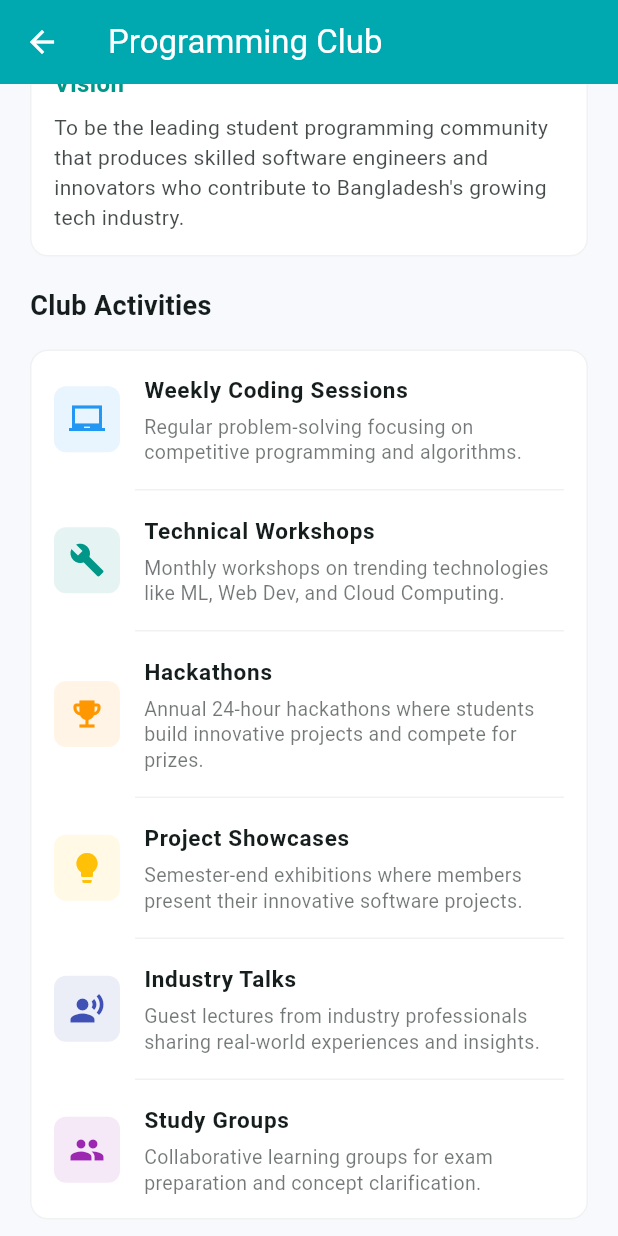
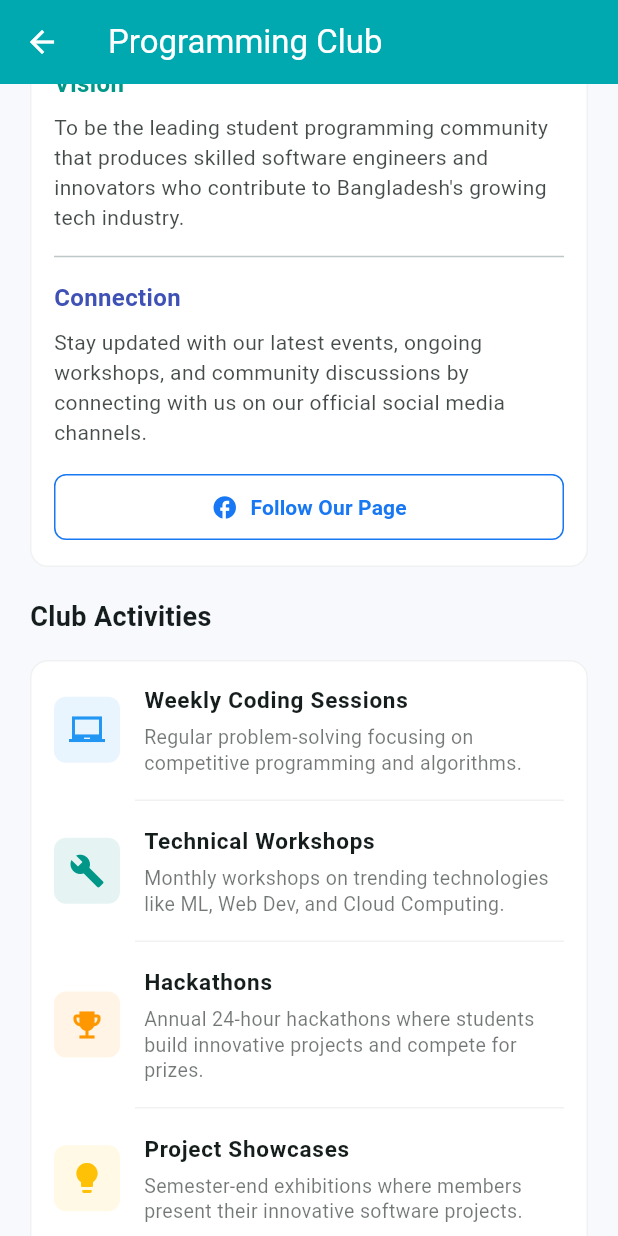
Before and after one commit to ImranHasan13421/ShEC-CSE, a Flutter app: the ClubScreen screen opened directly, scrolled down 576 dp, on a phone screen of 412 x 824 dp. Run offline on Flutter 3.47's test engine with Material 3 defaults, Android fonts, the phone set to English and light mode, and no system bars; our stand-ins replace image_cropper, image_picker.

Commit message:
Updating Screens

```diff
--- a/lib/screens/club_screen.dart
+++ b/lib/screens/club_screen.dart
@@ -1,7 +1,15 @@
 import 'package:flutter/material.dart';
+import 'package:url_launcher/url_launcher.dart';
 
 class ClubScreen extends StatelessWidget {
   const ClubScreen({super.key});
+
+  Future<void> _launchURL(String urlString) async {
+    final Uri url = Uri.parse(urlString);
+    if (!await launchUrl(url, mode: LaunchMode.externalApplication)) {
+      debugPrint('Could not launch $urlString');
+    }
+  }
 
   @override
   Widget build(BuildContext context) {
@@ -91,12 +99,13 @@ class ClubScreen extends StatelessWidget {
         child: Column(
           crossAxisAlignment: CrossAxisAlignment.start,
           children: [
-            const Text('Mission', style: TextStyle(fontSize: 16, fontWeight: FontWeight.bold, color: Colors.blue)),
+            const Text('Mission', style: TextStyle(fontSize: 16, fontWeight: FontWeight.bold, color: Colors.redAccent)),
             const SizedBox(height: 8),
             Text(
               'To create a collaborative learning environment where students can develop their technical skills, work on innovative projects, and prepare for successful careers in technology.',
               style: TextStyle(color: colors.onSurface.withOpacity(0.8), height: 1.4),
             ),
+
             const Divider(height: 32),
             const Text('Vision', style: TextStyle(fontSize: 16, fontWeight: FontWeight.bold, color: Colors.teal)),
             const SizedBox(height: 8),
@@ -104,8 +113,34 @@ class ClubScreen extends StatelessWidget {
               "To be the leading student programming community that produces skilled software engineers and innovators who contribute to Bangladesh's growing tech industry.",
               style: TextStyle(color: colors.onSurface.withOpacity(0.8), height: 1.4),
             ),
-          ],
-        ),
+
+            const Divider(height: 32),
+            const Text('Connection', style: TextStyle(fontSize: 16, fontWeight: FontWeight.bold, color: Colors.indigo)),
+            const SizedBox(height: 8),
+            Text(
+            "Stay updated with our latest events, ongoing workshops, and community discussions by connecting with us on our official social media channels.",
+            style: TextStyle(color: colors.onSurface.withOpacity(0.8), height: 1.4),
+            ),
+            const SizedBox(height: 16),
+            SizedBox(
+            width: double.infinity,
+            child: OutlinedButton.icon(
+              onPressed: () => _launchURL('https://www.facebook.com/SHEC.CPC'),
+              icon: const Icon(Icons.facebook, color: Color(0xFF1877F2)), // Official Facebook Blue
+              label: const Text(
+                  'Follow Our Page',
+                  style: TextStyle(color: Color(0xFF1877F2), fontWeight: FontWeight.bold)
+              ),
+              style: OutlinedButton.styleFrom(
+                padding: const EdgeInsets.symmetric(vertical: 12),
+                side: const BorderSide(color: Color(0xFF1877F2)),
+                shape: RoundedRectangleBorder(
+                  borderRadius: BorderRadius.circular(8),
+                ),
+              ),
+            ),
+          ),
+        ],),
       ),
     );
   }
```
